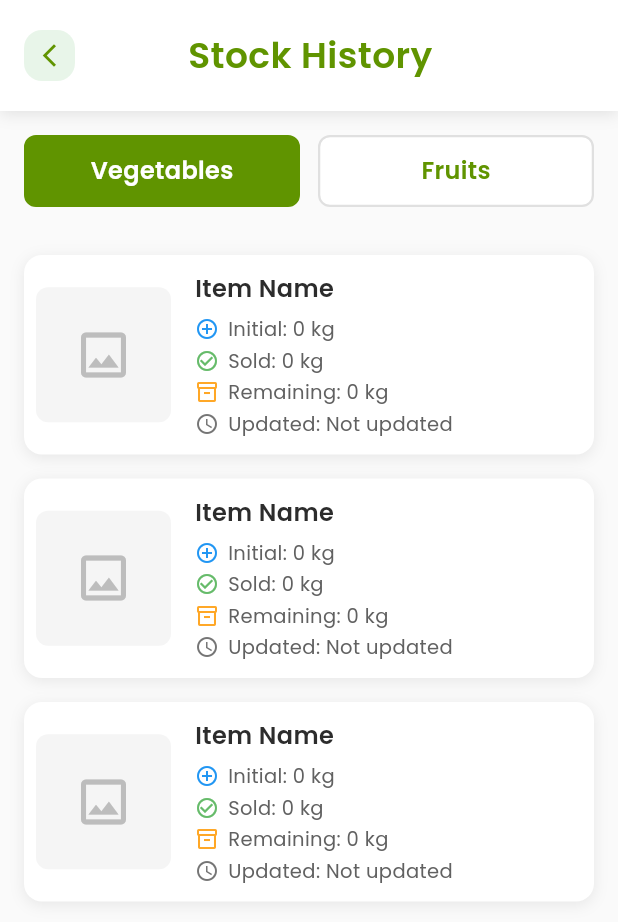
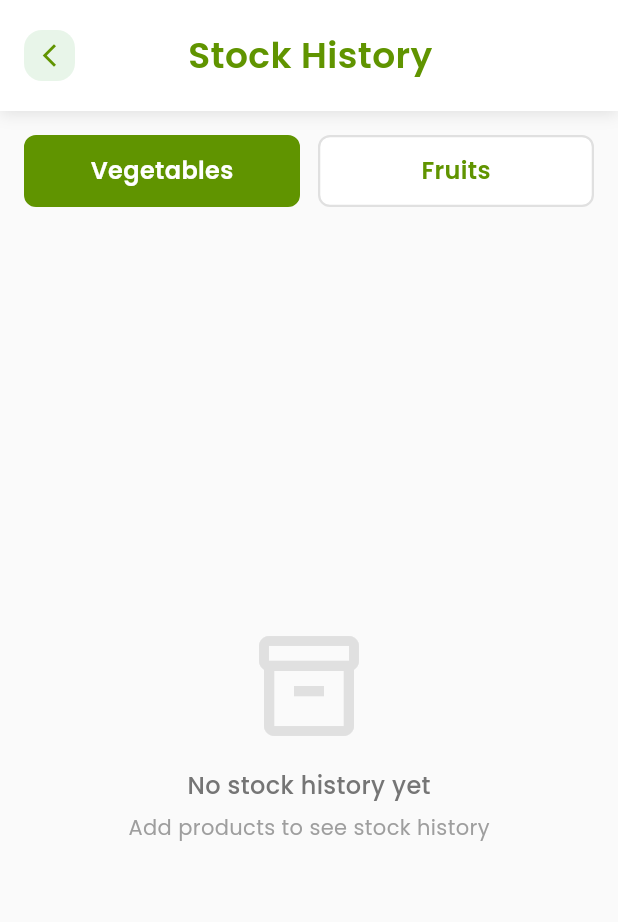
Before and after one commit to RaviniScript/AgriLink, a Flutter app: the StockHistoryView screen opened by its route, on a phone screen of 412 x 824 dp. Shown: the top 922 px of the screen. Run offline on Flutter 3.47's test engine with Material 3 defaults, Android fonts, the light colour scheme and no system bars; our stand-ins replace cloud_firestore, firebase_auth, firebase_core, google_fonts, image_picker; accounts and stored records are empty.

Commit message:
Add stock history feature with auto-update on order acceptance

```diff
--- /dev/null
+++ b/lib/models/stock_history_model.dart
@@ -0,0 +1,110 @@
+import 'package:cloud_firestore/cloud_firestore.dart';
+
+class StockHistoryModel {
+  final String id;
+  final String farmerId;
+  final String productId;
+  final String productName;
+  final String category; // vegetables, fruits
+  final String imageUrl;
+  final double initialStock;
+  final double soldQuantity;
+  final double remainingStock;
+  final String unit;
+  final String? orderId; // Reference to the order that caused this update
+  final DateTime updatedAt;
+
+  StockHistoryModel({
+    required this.id,
+    required this.farmerId,
+    required this.productId,
+    required this.productName,
+    required this.category,
+    required this.imageUrl,
+    required this.initialStock,
+    required this.soldQuantity,
+    required this.remainingStock,
+    required this.unit,
+    this.orderId,
+    required this.updatedAt,
+  });
+
+  factory StockHistoryModel.fromFirestore(DocumentSnapshot doc) {
+    final data = doc.data() as Map<String, dynamic>? ?? {};
+
+    return StockHistoryModel(
+      id: doc.id,
+      farmerId: data['farmerId'] ?? '',
+      productId: data['productId'] ?? '',
+      productName: data['productName'] ?? '',
+      category: data['category'] ?? '',
+      imageUrl: data['imageUrl'] ?? '',
+      initialStock: (data['initialStock'] ?? 0).toDouble(),
+      soldQuantity: (data['soldQuantity'] ?? 0).toDouble(),
+      remainingStock: (data['remainingStock'] ?? 0).toDouble(),
+      unit: data['unit'] ?? 'kg',
+      orderId: data['orderId'],
+      updatedAt: (data['updatedAt'] as Timestamp?)?.toDate() ?? DateTime.now(),
+    );
+  }
+
+  Map<String, dynamic> toJson() => {
+    'farmerId': farmerId,
+    'productId': productId,
+    'productName': productName,
+    'category': category,
+    'imageUrl': imageUrl,
+    'initialStock': initialStock,
+    'soldQuantity': soldQuantity,
+    'remainingStock': remainingStock,
+    'unit': unit,
+    'orderId': orderId,
+    'updatedAt': FieldValue.serverTimestamp(),
+  };
+
+  // Create stock history from initial crop/product data
+  factory StockHistoryModel.initial({
+    required String farmerId,
+    required String productId,
+    required String productName,
+    required String category,
+    required String imageUrl,
+    required double quantity,
+    required String unit,
+  }) {
+    return StockHistoryModel(
+      id: '',
+      farmerId: farmerId,
+      productId: productId,
+      productName: productName,
+      category: category,
+      imageUrl: imageUrl,
+      initialStock: quantity,
+      soldQuantity: 0,
+      remainingStock: quantity,
+      unit: unit,
+      updatedAt: DateTime.now(),
+    );
+  }
+
+  // Create updated stock history when order is accepted
+  StockHistoryModel copyWithSale({
+    required double soldAmount,
+    required String orderId,
+  }) {
+    return StockHistoryModel(
+      id: id,
+      farmerId: farmerId,
+      productId: productId,
+      productName: productName,
+      category: category,
+      imageUrl: imageUrl,
+      initialStock: initialStock,
+      soldQuantity: soldQuantity + soldAmount,
+      remainingStock: remainingStock - soldAmount,
+      unit: unit,
+      orderId: orderId,
+      updatedAt: DateTime.now(),
+    );
+  }
+}
--- a/lib/views/farmer/order_details_view.dart
+++ b/lib/views/farmer/order_details_view.dart
@@ -81,7 +81,7 @@ class _OrderDetailsViewState extends State<OrderDetailsView> {
                     color: AppColors.primary,
                   ),
                 ),
-                onPressed: () => Navigator.pop(context),
+                onPressed: () => Navigator.pop(context, false), // Return false when going back without action
               ),
               const Expanded(
                 child: Text(
--- a/lib/views/farmer/stock_history_view.dart
+++ b/lib/views/farmer/stock_history_view.dart
@@ -1,5 +1,9 @@
 import 'package:flutter/material.dart';
+import 'package:firebase_auth/firebase_auth.dart';
+import 'package:intl/intl.dart';
 import '../../core/constants/app_themes.dart';
+import '../../repository/stock_history_repository.dart';
+import '../../models/stock_history_model.dart';
 
 class StockHistoryView extends StatefulWidget {
   const StockHistoryView({Key? key}) : super(key: key);
@@ -10,55 +14,11 @@ class StockHistoryView extends StatefulWidget {
 
 class _StockHistoryViewState extends State<StockHistoryView> with SingleTickerProviderStateMixin {
   late TabController _tabController;
+  final StockHistoryRepository _stockRepo = StockHistoryRepository();
 
-  // TODO: This will be populated from your backend
-  List<Map<String, dynamic>> vegetables = [
-    {
-      'name': '',
-      'imageUrl': '',
-      'initial': '',
-      'sold': '',
-      'remaining': '',
-      'updated': '',
-    },
-    {
-      'name': '',
-      'imageUrl': '',
-      'initial': '',
-      'sold': '',
-      'remaining': '',
-      'updated': '',
-    },
-    {
-      'name': '',
-      'imageUrl': '',
-      'initial': '',
-      'sold': '',
-      'remaining': '',
-      'updated': '',
-    },
-  ];
-
-  List<Map<String, dynamic>> fruits = [
-    {
-      'name': '',
-      'imageUrl': '',
-      'initial': '',
-      'sold': '',
-      'remaining': '',
-      'updated': '',
-    },
-    {
-      'name': '',
-      'imageUrl': '',
-      'initial': '',
-      'sold': '',
-      'remaining': '',
-      'updated': '',
-    },
-  ];
-
-  bool isLoading = false;
+  List<StockHistoryModel> vegetables = [];
+  List<StockHistoryModel> fruits = [];
+  bool isLoading = true;
 
   @override
   void initState() {
@@ -67,23 +27,46 @@ class _StockHistoryViewState extends State<StockHistoryView> with SingleTickerPr
     _tabController.addListener(() {
       setState(() {}); // Rebuild to update button states
     });
-    // TODO: Call your backend API here to fetch stock data
-    // _loadStockFromBackend();
+    _loadStockFromBackend();
   }
 
-  // TODO: Implement this method to fetch data from your backend
+  @override
+  void didChangeDependencies() {
+    super.didChangeDependencies();
+    // Reload stock when returning to this view
+    _loadStockFromBackend();
+  }
+
   Future<void> _loadStockFromBackend() async {
     setState(() => isLoading = true);
 
-    // Example:
-    // final response = await YourBackendService.getStock();
-    // setState(() {
-    //   vegetables = response['vegetables'];
-    //   fruits = response['fruits'];
-    //   isLoading = false;
-    // });
+    try {
+      final currentUser = FirebaseAuth.instance.currentUser;
+      if (currentUser == null) {
+        print('❌ No user logged in');
+        setState(() => isLoading = false);
+        return;
+      }
 
-    setState(() => isLoading = false);
+      print('📦 Loading stock history for farmer: ${currentUser.uid}');
+
+      // Load vegetables
+      final vegList = await _stockRepo.getFarmerStockByCategory(currentUser.uid, 'Vegetables');
+      print('   ✅ Loaded ${vegList.length} vegetables');
+
+      // Load fruits
+      final fruitList = await _stockRepo.getFarmerStockByCategory(currentUser.uid, 'Fruits');
+      print('   ✅ Loaded ${fruitList.length} fruits');
+
+      setState(() {
+        vegetables = vegList;
+        fruits = fruitList;
+        isLoading = false;
+      });
+    } catch (e) {
+      print('❌ Error loading stock: $e');
+      setState(() => isLoading = false);
+    }
   }
 
   @override
@@ -105,8 +88,16 @@ class _StockHistoryViewState extends State<StockHistoryView> with SingleTickerPr
                 : TabBarView(
               controller: _tabController,
               children: [
-                _buildStockList(vegetables),
-                _buildStockList(fruits),
+                RefreshIndicator(
+                  onRefresh: _loadStockFromBackend,
+                  color: AppColors.primary,
+                  child: _buildStockList(vegetables),
+                ),
+                RefreshIndicator(
+                  onRefresh: _loadStockFromBackend,
+                  color: AppColors.primary,
+                  child: _buildStockList(fruits),
+                ),
               ],
             ),
           ),
@@ -232,19 +223,51 @@ class _StockHistoryViewState extends State<StockHistoryView> with SingleTickerPr
     );
   }
 
-  Widget _buildStockList(List<Map<String, dynamic>> items) {
+  Widget _buildStockList(List<StockHistoryModel> items) {
+    if (items.isEmpty) {
+      return Center(
+        child: Column(
+          mainAxisAlignment: MainAxisAlignment.center,
+          children: [
+            Icon(
+              Icons.inventory_2_outlined,
+              size: 80,
+              color: Colors.grey[300],
+            ),
+            const SizedBox(height: 16),
+            Text(
+              'No stock history yet',
+              style: TextStyle(
+                fontSize: 16,
+                color: Colors.grey[600],
+                fontWeight: FontWeight.w500,
+              ),
+            ),
+            const SizedBox(height: 8),
+            Text(
+              'Add products to see stock history',
+              style: TextStyle(
+                fontSize: 14,
+                color: Colors.grey[500],
+              ),
+            ),
+          ],
+        ),
+      );
+    }
+
     return ListView.builder(
       padding: const EdgeInsets.all(16),
       itemCount: items.length,
       itemBuilder: (context, index) {
         final item = items[index];
         return StockCard(
-          name: item['name']?.isEmpty ?? true ? 'Item Name' : item['name']!,
-          imageUrl: item['imageUrl'] ?? '',
-          initial: item['initial']?.isEmpty ?? true ? '0 kg' : item['initial']!,
-          sold: item['sold']?.isEmpty ?? true ? '0 kg' : item['sold']!,
-          remaining: item['remaining']?.isEmpty ?? true ? '0 kg' : item['remaining']!,
-          updated: item['updated']?.isEmpty ?? true ? 'Not updated' : item['updated']!,
+          name: item.productName,
+          imageUrl: item.imageUrl,
+          initial: '${item.initialStock} ${item.unit}',
+          sold: '${item.soldQuantity} ${item.unit}',
+          remaining: '${item.remainingStock} ${item.unit}',
+          updated: DateFormat('MMM dd, yyyy hh:mm a').format(item.updatedAt),
         );
       },
     );
```
Also changed, not shown: lib/repository/stock_history_repository.dart (added, +215 -0 lines), lib/services/order_service.dart (+18 -2 lines), lib/views/farmer/view_orders_view.dart (+42 -20 lines), 1 other file.
